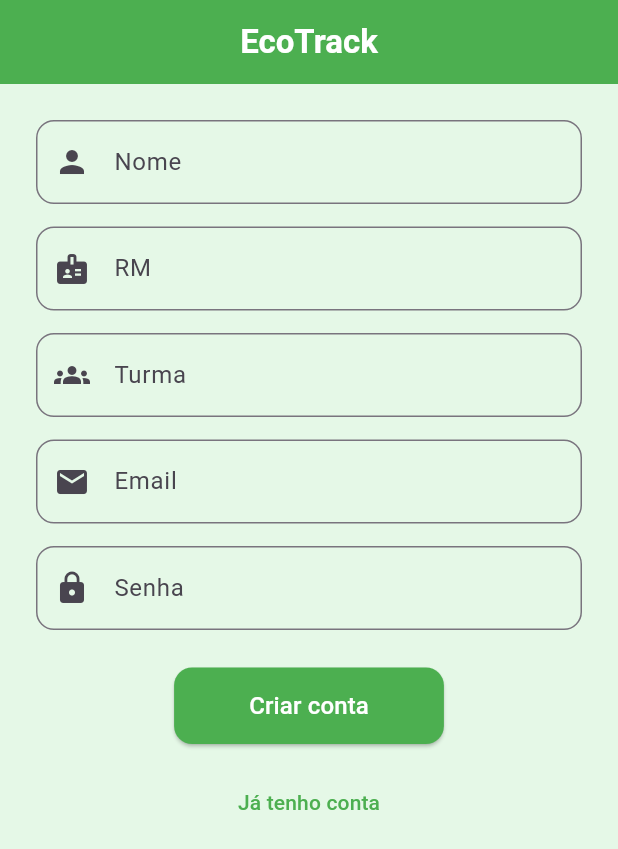
After one commit to batistbz/pam_bea2, a Flutter app: the screen it shows after launch, after a tap on "Criar conta", on a phone screen of 412 x 824 dp. The commit adds this screen. Shown: the top 849 px of the screen. Run offline on Flutter 3.47's test engine with Material 3 defaults, Android fonts, the phone set to English and light mode, and no system bars.

Commit message:
codigo feito até então

```diff
--- a/appeco/lib/screens/login_screen.dart
+++ b/appeco/lib/screens/login_screen.dart
@@ -1,4 +1,5 @@
 import 'package:flutter/material.dart';
+import 'register_screen.dart';
 
 //com comandos para facilitar
 //stl - para criação de classes Statefull /Stat
@@ -129,7 +130,7 @@ void initState() {
             ElevatedButton(
               style: ElevatedButton.styleFrom(
                 backgroundColor: Colors.green, // cor de fundo do botão
-                foregroundColor: const Color.fromARGB(255, 73, 73, 73), // cor do textinho dentro do botão
+                foregroundColor: Colors.white, // cor do textinho dentro do botão
                 padding: const EdgeInsets.symmetric(horizontal: 40, vertical: 12),
                 shape: RoundedRectangleBorder(
                   borderRadius: BorderRadius.circular(12),
@@ -145,15 +146,21 @@ void initState() {
             ElevatedButton(
               style: ElevatedButton.styleFrom(
                 backgroundColor: Colors.green, // cor de fundo do botão
-                foregroundColor: const Color.fromARGB(255, 73, 73, 73), // cor do textinho dentro do botão
+                foregroundColor: Colors.white, // cor do textinho dentro do botão
                 padding: const EdgeInsets.symmetric(horizontal: 40, vertical: 12),
                 shape: RoundedRectangleBorder(
                   borderRadius: BorderRadius.circular(12),
                 ),
               ),
-              onPressed: () {
-              },
-              child: const Text("Criar Conta"),
+            onPressed: () {
+              Navigator.push(
+                context,
+                MaterialPageRoute(
+                  builder: (context) => const RegisterScreen(),
+                ),
+              );
+            },
+            child: const Text("Criar conta"),
             ),
           ],
         ),
--- /dev/null
+++ b/appeco/lib/screens/register_screen.dart
@@ -0,0 +1,127 @@
+import 'package:flutter/material.dart';
+
+class RegisterScreen extends StatelessWidget {
+  const RegisterScreen({super.key});
+
+  @override
+  Widget build(BuildContext context) {
+    return Scaffold(
+      backgroundColor: const Color.fromARGB(255, 229, 248, 231),
+      appBar: AppBar(
+        title: const Text("EcoTrack"),
+        centerTitle: true,
+        automaticallyImplyLeading: false,
+        titleTextStyle: const TextStyle(
+          fontSize: 22,
+          color: Colors.white,
+          fontWeight: FontWeight.bold,
+        ),
+        backgroundColor: Colors.green,
+      ),
+      body: Padding(
+        padding: const EdgeInsets.all(24),
+        child: Column(
+          children: [
+
+            TextField(
+              decoration: InputDecoration(
+                labelText: "Nome",
+                prefixIcon: Icon(Icons.person),
+                border: OutlineInputBorder(
+                  borderRadius: BorderRadius.circular(12),
+                ),
+              ),
+            ),
+
+            const SizedBox(height: 15),
+
+            TextField(
+              decoration: InputDecoration(
+                labelText: "RM",
+                prefixIcon: Icon(Icons.badge),
+                border: OutlineInputBorder(
+                  borderRadius: BorderRadius.circular(12),
+                ),
+              ),
+            ),
+
+            const SizedBox(height: 15),
+
+            TextField(
+              decoration: InputDecoration(
+                labelText: "Turma",
+                prefixIcon: Icon(Icons.groups),
+                border: OutlineInputBorder(
+                  borderRadius: BorderRadius.circular(12),
+                ),
+              ),
+            ),
+
+            const SizedBox(height: 15),
+
+            TextField(
+              decoration: InputDecoration(
+                labelText: "Email",
+                prefixIcon: Icon(Icons.email),
+                border: OutlineInputBorder(
+                  borderRadius: BorderRadius.circular(12),
+                ),
+              ),
+            ),
+
+            const SizedBox(height: 15),
+
+            TextField(
+              obscureText: true,
+              decoration: InputDecoration(
+                labelText: "Senha",
+                prefixIcon: Icon(Icons.lock),
+                border: OutlineInputBorder(
+                  borderRadius: BorderRadius.circular(12),
+                ),
+              ),
+            ),
+
+            const SizedBox(height: 25),
+
+            ElevatedButton(
+              style: ElevatedButton.styleFrom(
+                backgroundColor: Colors.green,
+                padding: const EdgeInsets.symmetric(
+                  horizontal: 50,
+                  vertical: 14,
+                ),
+                shape: RoundedRectangleBorder(
+                  borderRadius: BorderRadius.circular(12),
+                ),
+              ),
+              onPressed: () {},
+              child: const Text(
+                "Criar conta",
+                style: TextStyle(
+                  fontSize: 16,
+                  color: Colors.white,
+                ),
+              ),
+            ),
+
+            const SizedBox(height: 15),
+
+            TextButton(
+              onPressed: () {
+                Navigator.pop(context);
+              },
+              child: const Text(
+                "Já tenho conta",
+                style: TextStyle(
+                  fontSize: 14,
+                  color: Colors.green
+                ),
+              ),
+            )
+          ],
+        ),
+      ),
+    );
+  }
+}
```
Also changed, not shown: appeco/lib/screens/cadastro_screen.dart (deleted).
